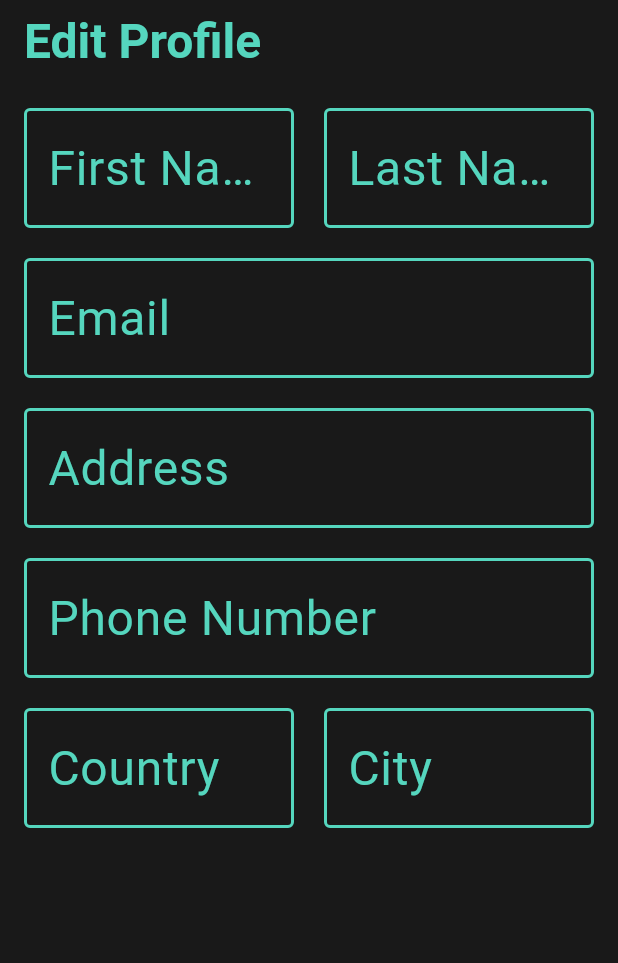
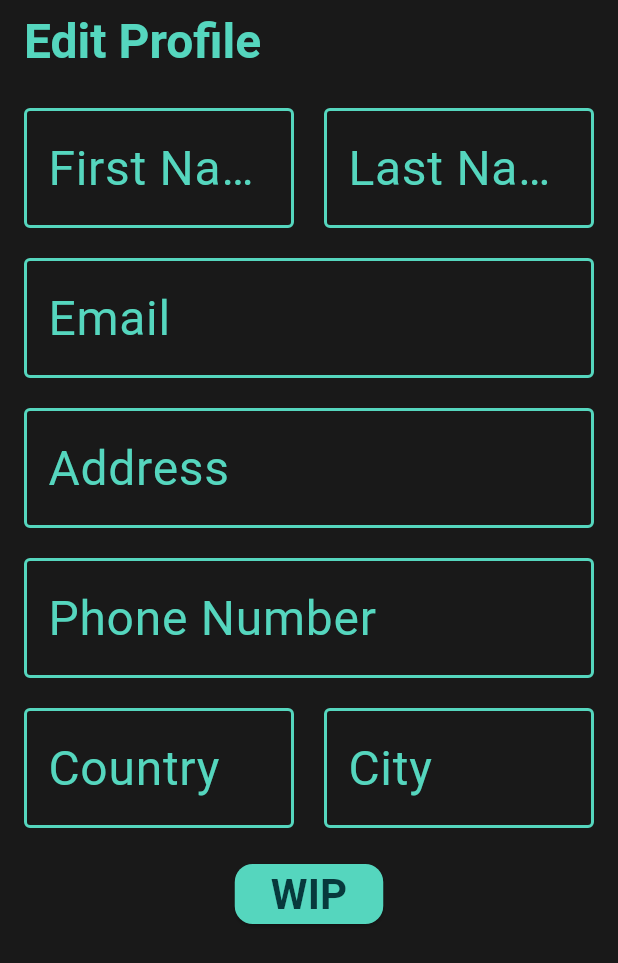
Before and after one commit to The-Stef/WealthWave, a Flutter app: the screen it shows after launch, on a phone screen of 412 x 824 dp. Shown: the top 963 px of the screen. Run offline on Flutter 3.47's test engine with Material 3 defaults, Android fonts, the phone set to English and light mode, and no system bars.

Commit message:
Added a button for saving new profile details

```diff
--- a/lib/pages/profile_editor.dart
+++ b/lib/pages/profile_editor.dart
@@ -97,6 +97,29 @@ class EditProfilePage extends StatelessWidget {
                     ),
                   ],
                 ),
+                SizedBox(height: 20),
+                ElevatedButton(
+                    style: ElevatedButton.styleFrom(
+                        shape: RoundedRectangleBorder(
+                            borderRadius: BorderRadius.circular(12)),
+                        backgroundColor: Color.fromARGB(255, 85, 214, 190)),
+                    onPressed: () {
+                      Navigator.pushReplacement(
+                          context,
+                          PageRouteBuilder(
+                            pageBuilder: (context, animation1, animation2) =>
+                                ProfileEditor(),
+                            transitionDuration: Duration.zero,
+                            reverseTransitionDuration: Duration.zero,
+                          ));
+                    },
+                    child: Text(
+                      'WIP',
+                      style: TextStyle(
+                          color: Color.fromARGB(255, 7, 57, 60),
+                          fontSize: 28,
+                          fontWeight: FontWeight.bold),
+                    ))
               ],
             ),
           ),
```
